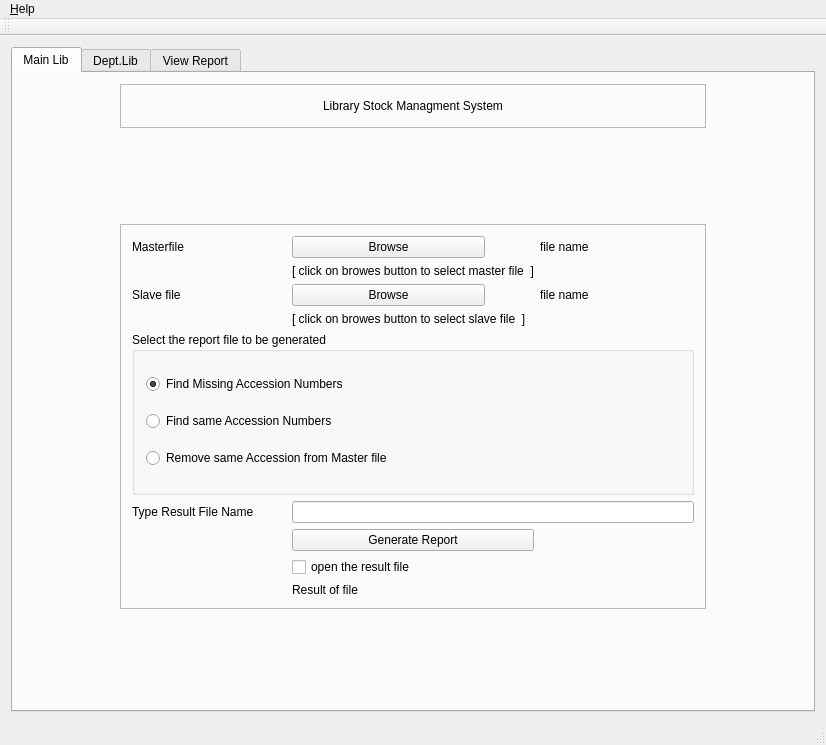
Old version of the form mainwindow.ui in the repository jawahar273/lib.
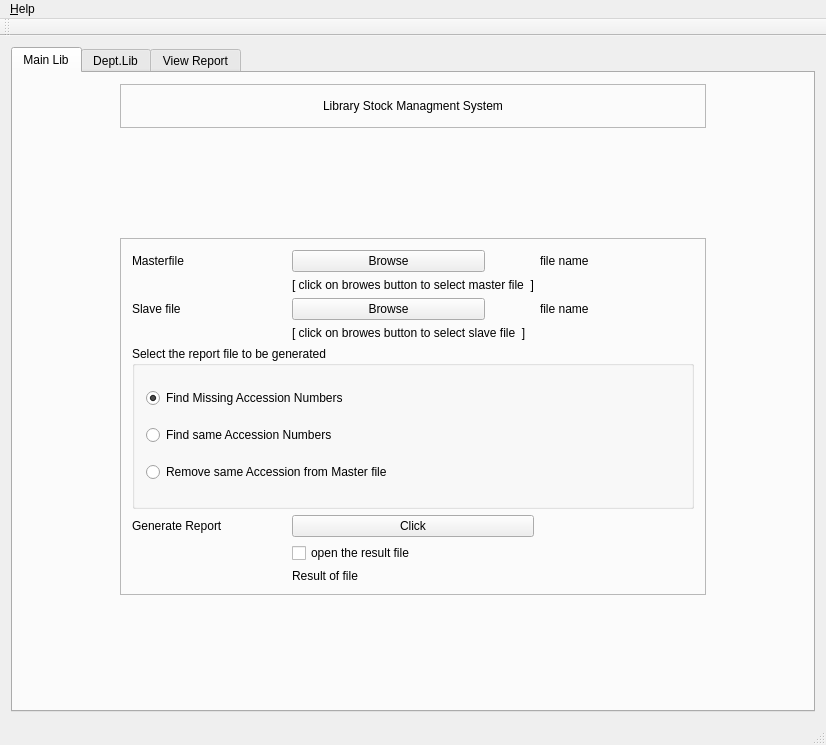
New version of the form. Icons and pictures are not drawn.

Diff of the .ui file:
```diff
--- a/mainwindow.ui
+++ b/mainwindow.ui
@@ -117,20 +117,10 @@
            <enum>QFrame::Raised</enum>
           </property>
           <layout class="QGridLayout" name="gridLayout_3">
-           <item row="6" column="1" colspan="2">
-            <widget class="QLineEdit" name="lineEdit"/>
-           </item>
-           <item row="7" column="1">
-            <widget class="QPushButton" name="pushButton_3">
-             <property name="text">
-              <string>Generate Report</string>
-             </property>
-            </widget>
-           </item>
            <item row="6" column="0">
             <widget class="QLabel" name="label_3">
              <property name="text">
-              <string>Type Result File Name</string>
+              <string>Generate Report</string>
              </property>
             </widget>
            </item>
@@ -270,6 +260,13 @@
              </property>
             </widget>
            </item>
+           <item row="6" column="1">
+            <widget class="QPushButton" name="pushButton_3">
+             <property name="text">
+              <string>Click</string>
+             </property>
+            </widget>
+           </item>
           </layout>
          </widget>
         </item>
```
Left out of the diff: 45 changed lines with no effect on the pictures.
